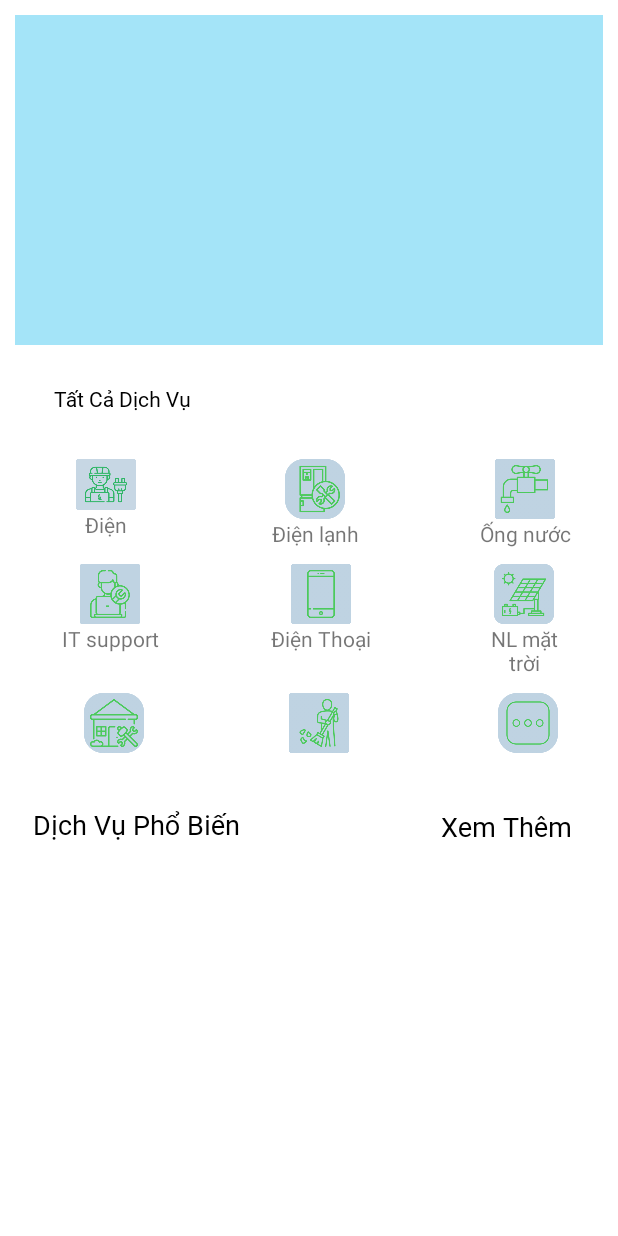
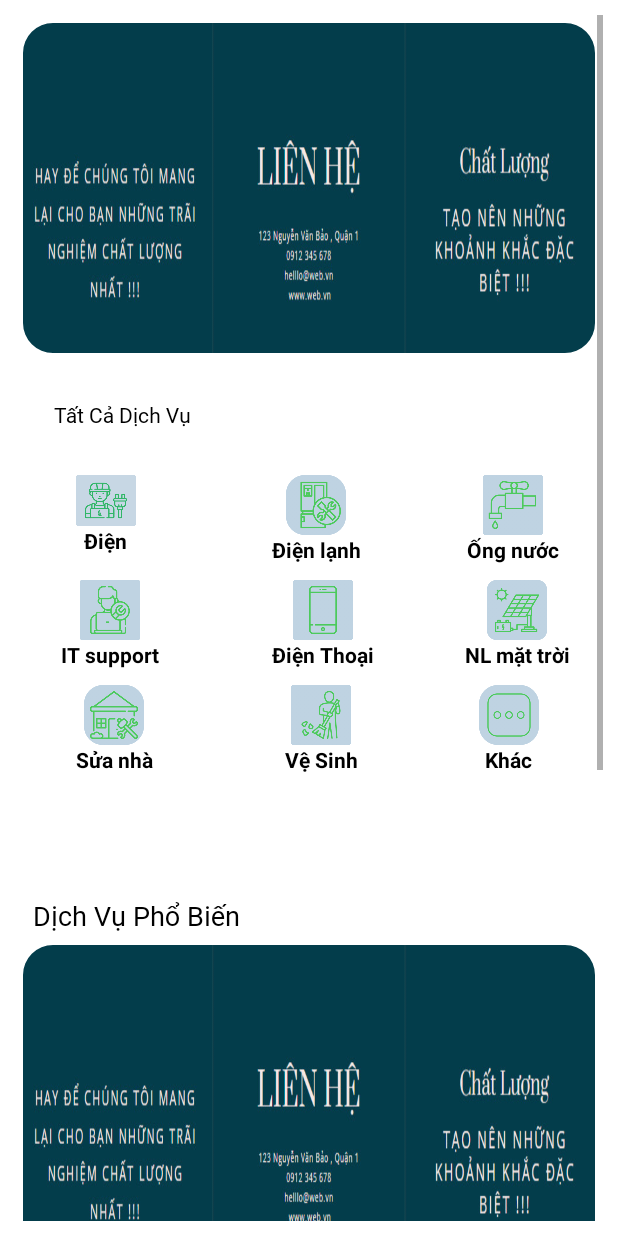
Before and after one commit to hominhduc18/app_user_booking_warranty, an Android app: the layout fragment_trangchu.xml on its own in the app's theme, with its tools: preview values and no code run, on a phone screen of 412 x 824 dp. Run offline under Robolectric (Android 15) with nearby library versions, the phone set to English and light mode, and no system bars; plain views replace CircleIndicator; Roboto replaces fonts that are not available here.

Commit message:
done UI trangchu

```diff
--- a/app/build.gradle
+++ b/app/build.gradle
@@ -69,6 +69,8 @@ dependencies {
     implementation 'androidx.navigation:navigation-fragment:2.5.2'
     implementation 'androidx.navigation:navigation-ui:2.5.2'
     implementation 'com.google.android.material:material:1.1.0'
+    implementation 'com.squareup.picasso:picasso:2.8'
+
 
 
 }
--- a/app/src/main/AndroidManifest.xml
+++ b/app/src/main/AndroidManifest.xml
@@ -13,10 +13,8 @@
         android:supportsRtl="true"
         android:theme="@style/Theme.UserWarranty"
         tools:targetApi="31">
-<!--        <activity-->
-<!--            android:name=".MainActivity"/>-->
         <activity
-            android:name=".Controller.dien"
+            android:name=".MainActivity"
             android:exported="true">
             <intent-filter>
                 <action android:name="android.intent.action.MAIN" />
--- a/app/src/main/java/com/example/userwarranty/MainActivity.java
+++ b/app/src/main/java/com/example/userwarranty/MainActivity.java
@@ -32,7 +32,6 @@ public class MainActivity extends AppCompatActivity {
         bottomNavigationView =  findViewById(R.id.bottom_nav);
         viewPager = findViewById(R.id.viewpage);
 
-
         adapterViewpage = new AdapterViewpage(getSupportFragmentManager(), FragmentStatePagerAdapter.BEHAVIOR_RESUME_ONLY_CURRENT_FRAGMENT);
         viewPager.setAdapter(adapterViewpage);
         bottomNavigationView.setOnNavigationItemReselectedListener(new BottomNavigationView.OnNavigationItemReselectedListener() {
--- a/app/src/main/res/layout/activity_main.xml
+++ b/app/src/main/res/layout/activity_main.xml
@@ -20,6 +20,6 @@
         app:itemBackground="@color/purple_700"
         app:itemIconTint="@color/white"
         app:itemTextColor="@color/white"
-         />
+        />
 
 </RelativeLayout>
--- a/app/src/main/res/layout/fragment_trangchu.xml
+++ b/app/src/main/res/layout/fragment_trangchu.xml
@@ -11,42 +11,44 @@
         android:layout_width="match_parent"
         android:layout_height="match_parent"
         android:padding="10dp">
+
         <LinearLayout
             android:layout_width="match_parent"
             android:layout_height="match_parent"
             android:orientation="vertical">
 
-        <androidx.viewpager.widget.ViewPager
-            android:id="@+id/view_pager"
+
+            <!--            <ImageView-->
+            <!--                android:layout_width="match_parent"-->
+            <!--                android:layout_height="220dp"-->
+            <!--                android:background="#4ADAB6"-->
+            <!--                android:scaleType="centerCrop"-->
+            <!--                android:src="@drawable/baron"-->
+            <!--                />-->
+            <com.google.android.material.imageview.ShapeableImageView
                 android:layout_width="match_parent"
                 android:layout_height="220dp"
-            android:background="@color/blue">
-
-        </androidx.viewpager.widget.ViewPager>
-
-        <!--        <me.relex.circleindicator.CircleIndicator-->
-        <!--            android:id="@+id/circle_indicate"-->
-        <!--            android:layout_width="wrap_content"-->
-
-        <!--            android:layout_height="32dp"-->
-        <!--            android:layout_gravity="center_horizontal"-->
-        <!--            android:layout_marginTop="16dp" />-->
-
+                android:layout_margin="5dp"
+                android:adjustViewBounds="true"
+                android:background="@drawable/baron"
+                android:scaleType="fitCenter"
+                app:shapeAppearance="@style/roundImage" />
 
             <TextView
                 android:id="@+id/textViewDV"
                 android:layout_width="wrap_content"
-            android:padding="10dp"
                 android:layout_height="wrap_content"
                 android:layout_marginStart="16dp"
                 android:layout_marginTop="16dp"
                 android:fontFamily="@font/roboto_bold"
+                android:padding="10dp"
                 android:text="Tất Cả Dịch Vụ"
                 android:textColor="@android:color/background_dark" />
+
             <LinearLayout
 
                 android:layout_width="match_parent"
-            android:layout_height="240dp"
+                android:layout_height="280dp"
                 android:background="@color/white"
                 android:orientation="vertical"
                 android:padding="15dp">
@@ -74,6 +76,8 @@
                             android:layout_width="wrap_content"
                             android:layout_height="wrap_content"
                             android:text="Điện"
+                            android:textStyle="bold"
+                            android:textColor="@color/black"
                             android:textAlignment="center"
                             android:textSize="14dp" />
 
@@ -98,6 +102,8 @@
                             android:layout_width="wrap_content"
                             android:layout_height="wrap_content"
                             android:text="Điện lạnh"
+                            android:textStyle="bold"
+                            android:textColor="@color/black"
                             android:textAlignment="center"
                             android:textSize="14dp" />
 
@@ -108,7 +114,7 @@
                     <LinearLayout
                         android:layout_width="wrap_content"
                         android:layout_height="wrap_content"
-                    android:layout_marginLeft="70dp"
+                        android:layout_marginLeft="60dp"
                         android:gravity="center"
                         android:orientation="vertical"
                         android:padding="5dp">
@@ -123,6 +129,8 @@
                             android:layout_width="wrap_content"
                             android:layout_height="wrap_content"
                             android:text="Ống nước"
+                            android:textStyle="bold"
+                            android:textColor="@color/black"
                             android:textAlignment="center"
                             android:textSize="14dp" />
 
@@ -167,6 +175,8 @@
                             android:layout_width="wrap_content"
                             android:layout_height="wrap_content"
                             android:text="IT support"
+                            android:textStyle="bold"
+                            android:textColor="@color/black"
                             android:textAlignment="center"
                             android:textSize="14dp" />
 
@@ -191,17 +201,17 @@
                             android:layout_width="wrap_content"
                             android:layout_height="wrap_content"
                             android:text="Điện Thoại"
+                            android:textStyle="bold"
+                            android:textColor="@color/black"
                             android:textAlignment="center"
                             android:textSize="14dp" />
 
-
                     </LinearLayout>
-
 
                     <LinearLayout
                         android:layout_width="wrap_content"
                         android:layout_height="wrap_content"
-                    android:layout_marginLeft="60dp"
+                        android:layout_marginLeft="50dp"
                         android:gravity="center"
                         android:orientation="vertical"
                         android:padding="5dp">
@@ -216,12 +226,13 @@
                             android:layout_width="wrap_content"
                             android:layout_height="wrap_content"
                             android:text="NL mặt trời"
+                            android:textStyle="bold"
+                            android:textColor="@color/black"
                             android:textAlignment="center"
                             android:textSize="14dp" />
 
 
                     </LinearLayout>
-
 
                     <LinearLayout
                         android:layout_width="wrap_content"
@@ -260,6 +271,8 @@
                             android:layout_width="wrap_content"
                             android:layout_height="wrap_content"
                             android:text="Sửa nhà"
+                            android:textStyle="bold"
+                            android:textColor="@color/black"
                             android:textAlignment="center"
                             android:textSize="14dp" />
 
@@ -284,6 +297,8 @@
                             android:layout_width="wrap_content"
                             android:layout_height="wrap_content"
                             android:text="Vệ Sinh"
+                            android:textStyle="bold"
+                            android:textColor="@color/black"
                             android:textAlignment="center"
                             android:textSize="14dp" />
 
@@ -294,7 +309,7 @@
                     <LinearLayout
                         android:layout_width="wrap_content"
                         android:layout_height="wrap_content"
-                    android:layout_marginLeft="85dp"
+                        android:layout_marginLeft="70dp"
                         android:gravity="center"
                         android:orientation="vertical"
                         android:padding="5dp">
@@ -309,6 +324,8 @@
                             android:layout_width="wrap_content"
                             android:layout_height="wrap_content"
                             android:text="Khác"
+                            android:textStyle="bold"
+                            android:textColor="@color/black"
                             android:textAlignment="center"
                             android:textSize="14dp" />
 
@@ -332,49 +349,49 @@
 
 
             </LinearLayout>
+
             <LinearLayout
                 android:layout_width="match_parent"
                 android:layout_height="wrap_content"
                 android:orientation="horizontal">
+
                 <TextView
                     android:layout_width="wrap_content"
-                android:padding="2dp"
                     android:layout_height="wrap_content"
                     android:layout_marginStart="10dp"
-                android:layout_marginTop="10dp"
-                android:textSize="18dp"
+                    android:layout_marginTop="20dp"
                     android:fontFamily="@font/roboto_bold"
+                    android:padding="2dp"
                     android:text="Dịch Vụ Phổ Biến "
-                android:textColor="@android:color/background_dark" />
-
-            <TextView
-                android:id="@+id/textView4"
-                android:layout_width="wrap_content"
-                android:layout_height="wrap_content"
-                android:layout_margin="11dp"
-                android:layout_weight="1"
-                android:fontFamily="@font/roboto_bold"
-                android:paddingRight="5dp"
-                android:text="Xem Thêm "
-                android:textAlignment="viewEnd"
                     android:textColor="@android:color/background_dark"
-                android:textSize="18sp" />
+                    android:textSize="18dp" />
 
             </LinearLayout>
 
-
-
-        <LinearLayout
-
-            android:layout_width="match_parent"
-            android:layout_height="240dp"
-            android:background="@color/white"
-            android:orientation="vertical"
-            android:padding="15dp">
-
-        </LinearLayout>
-
+            <com.google.android.material.imageview.ShapeableImageView
+                    android:layout_width="wrap_content"
+                    android:layout_height="220dp"
+                    android:layout_margin="5dp"
+                    android:adjustViewBounds="true"
+                    android:background="@drawable/baron"
+                    android:scaleType="fitCenter"
+                    app:shapeAppearance="@style/roundImage" />
+            <com.google.android.material.imageview.ShapeableImageView
+                android:layout_width="wrap_content"
+                android:layout_height="220dp"
+                android:layout_margin="5dp"
+                android:adjustViewBounds="true"
+                android:background="@drawable/baron"
+                android:scaleType="fitCenter"
+                app:shapeAppearance="@style/roundImage" />
+            <com.google.android.material.imageview.ShapeableImageView
+                android:layout_width="wrap_content"
+                android:layout_height="220dp"
+                android:layout_margin="5dp"
+                android:adjustViewBounds="true"
+                android:background="@drawable/baron"
+                android:scaleType="fitCenter"
+                app:shapeAppearance="@style/roundImage" />
             </LinearLayout>
     </ScrollView>
-
 </LinearLayout>
--- /dev/null
+++ b/app/src/main/res/values/styles.xml
@@ -0,0 +1,8 @@
+<?xml version="1.0" encoding="utf-8"?>
+<resources>
+    <style name="roundImage" parent="">
+        <item name="cornerFamily">rounded</item>
+        <item name="cornerSize">20dp</item>
+        <item name="color">@color/blue</item>
+    </style>
+</resources>
--- a/app/src/main/res/values/themes.xml
+++ b/app/src/main/res/values/themes.xml
@@ -13,4 +13,6 @@
         <item name="android:statusBarColor">?attr/colorPrimaryVariant</item>
         <!-- Customize your theme here. -->
     </style>
+
+
 </resources>
```
Also changed, not shown: app/src/main/java/com/example/userwarranty/adapter/photoAdapter.java (+13 -45 lines), app/src/main/java/com/example/userwarranty/fragment/trangchuFragment.java (+1 -53 lines), app/src/main/res/layout/adapter_iteam_photo.xml (deleted, +0 -13 lines), app/src/main/res/drawable/baron.jpg (added). Lines whose indentation alone changed are shown as unchanged.
